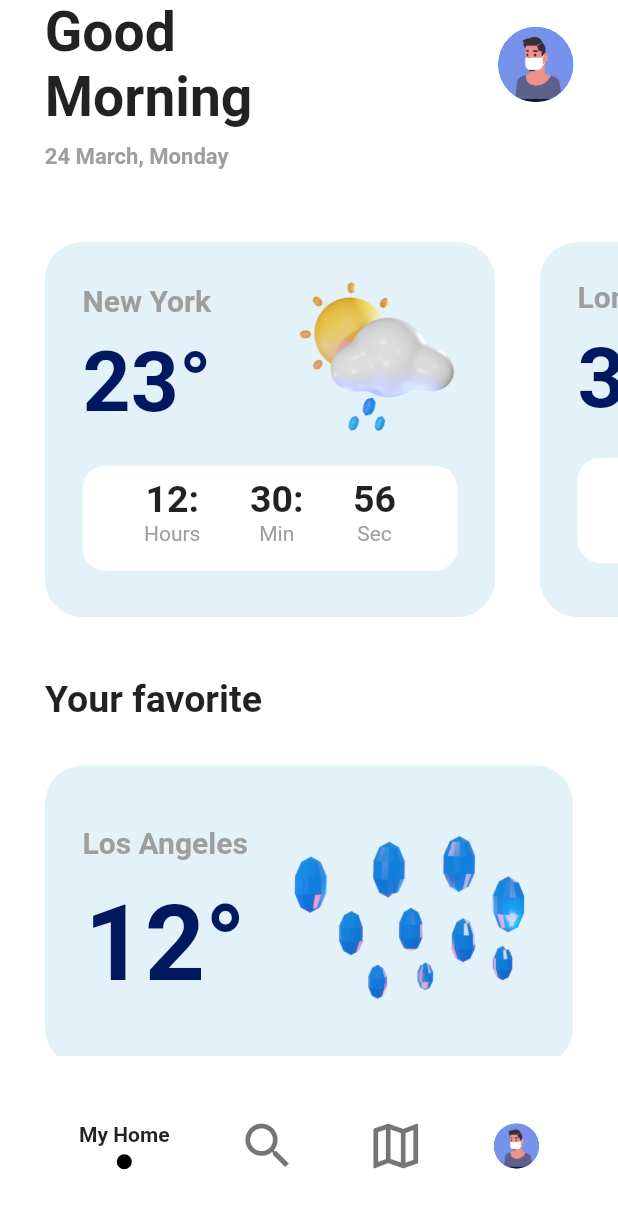
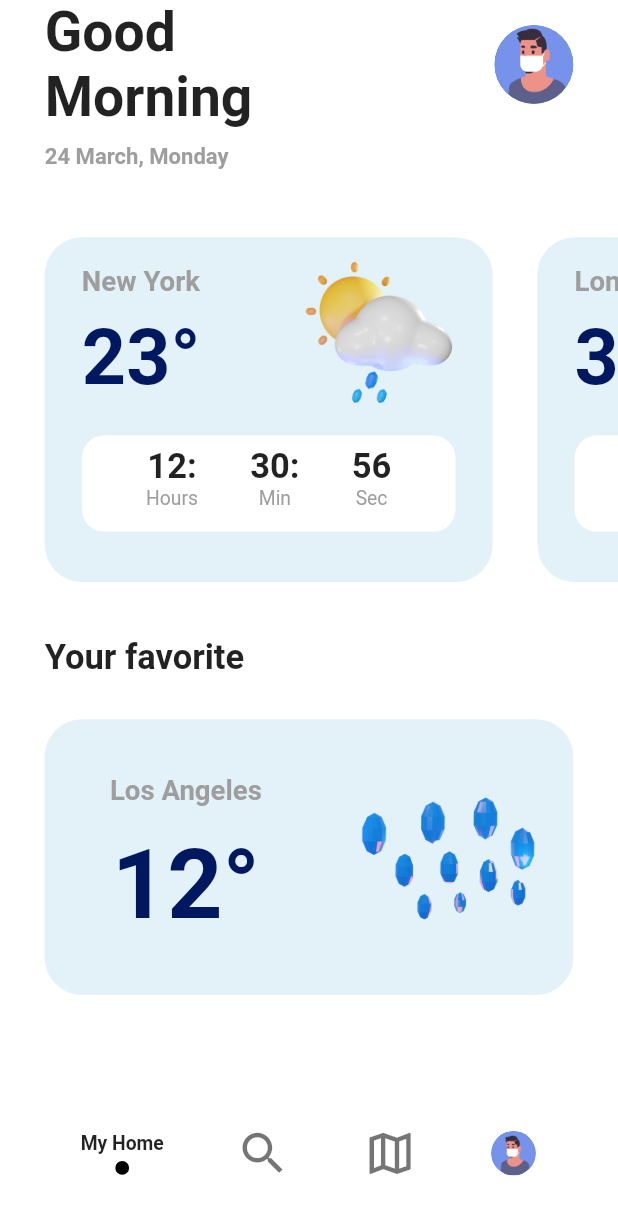
Before and after one commit to sameerkhan24/WeatherAppUI, a Flutter app: the screen it shows after launch, after a tap on "Explore", on a phone screen of 412 x 824 dp. Shown: the top 1215 px of the screen. Run offline on Flutter 3.47's test engine with Material 2 defaults, Android fonts, the light colour scheme and no system bars; our stand-ins replace fl_chart, font_awesome_flutter; missing offline and left inert: clip_shadow.

Commit message:
Made MenuScreen responsive for Portrait view

```diff
--- a/lib/homescreen.dart
+++ b/lib/homescreen.dart
@@ -195,10 +195,14 @@ class _HomeScreenState extends State<HomeScreen> {
                               ],
                             ),
                           ),
-                          const CircleAvatar(
-                            radius: 25,
-                            backgroundImage: AssetImage('assets/man.jpeg') ,
-                          )
+                          Container(
+                         height: 5.2714 * SizeConfig.heightMultiplier,
+                         width: 10.7294 * SizeConfig.widthMultiplier,
+                         child: CircleAvatar(
+
+                                backgroundImage: AssetImage('assets/man.jpeg') ,
+                              ),
+                       )
                         ],
                       ),
                     ),
--- a/lib/menucomponents/cityweathecard.dart
+++ b/lib/menucomponents/cityweathecard.dart
@@ -1,4 +1,5 @@
 import 'package:flutter/material.dart';
+import 'package:weatherappui/size_config.dart';
 
 class CityWeatherCard extends StatelessWidget {
     String place;
@@ -19,12 +20,17 @@ class CityWeatherCard extends StatelessWidget {
         Column(
           crossAxisAlignment: CrossAxisAlignment.start,
           children: [
-            Text(place,style: TextStyle(color: Colors.grey,fontWeight: FontWeight.bold,fontSize: 20),),
-            SizedBox(height: 10,),
-            Text(temp,style: TextStyle(fontSize: 56,color: Color(0xFF00185F),fontWeight: FontWeight.bold),),
+            Text(place,style: TextStyle(color: Colors.grey,fontWeight: FontWeight.bold,fontSize: 2.23214 * SizeConfig.textMultiplier),),
+            SizedBox(height: 1.116 * SizeConfig.heightMultiplier,),
+            Text(temp,style: TextStyle(fontSize: 6.25 * SizeConfig.textMultiplier,color: Color(0xFF00185F),fontWeight: FontWeight.bold),),
           ],
         ),
-          Image.asset(imgurl,scale: 25,)
+          Container(child: Image.asset(
+            imgurl,
+            fit: BoxFit.contain,
+            height: 12 * SizeConfig.heightMultiplier
+            ),
+            )
       ],
     );
   }
--- a/lib/menucomponents/menutopbar.dart
+++ b/lib/menucomponents/menutopbar.dart
@@ -25,10 +25,14 @@ class MenuTopBar extends StatelessWidget {
                 fontWeight: FontWeight.bold
               ),
               ),
-              CircleAvatar(
-                      radius: 25,
-                      backgroundImage: AssetImage('assets/man.jpeg') ,
-                    )
+              Container(
+                         height: 8.5714 * SizeConfig.heightMultiplier,
+                         width: 12.7294 * SizeConfig.widthMultiplier,
+                         child: CircleAvatar(
+                                radius: 20,
+                                backgroundImage: AssetImage('assets/man.jpeg') ,
+                              ),
+                       )
             ],
           ),
         ),
--- a/lib/menucomponents/weathercard.dart
+++ b/lib/menucomponents/weathercard.dart
@@ -1,5 +1,7 @@
 import 'package:flutter/material.dart';
 import 'package:weatherappui/menucomponents/cityweathecard.dart';
+
+import '../size_config.dart';
 
 class WeatherCard extends StatelessWidget {
 
@@ -17,47 +19,47 @@ class WeatherCard extends StatelessWidget {
   @override
   Widget build(BuildContext context) {
     return Container(
-      height: 250,
-      width: 300,
+      height: 27.9 * SizeConfig.heightMultiplier,
+      width: 72.4637 * SizeConfig.widthMultiplier,
       decoration: BoxDecoration(
         color: Color(0xFFE3F1F9),
         borderRadius: BorderRadius.circular(25)
       ),
       child: Padding(
-        padding: const EdgeInsets.all(25.0),
+        padding: EdgeInsets.symmetric(horizontal:6 * SizeConfig.widthMultiplier,vertical:1.79 * SizeConfig.heightMultiplier,),
         child: Column(
           crossAxisAlignment: CrossAxisAlignment.start,
           children: [
           CityWeatherCard(place: place,temp: temp,imgurl: imgurl,),
-          SizedBox(height: 20,),
+          SizedBox(height: 2.23214 * SizeConfig.heightMultiplier,),
           Container(
-            height: 70,
+            height: 7.8125 * SizeConfig.heightMultiplier,
             width: double.infinity,
             decoration: BoxDecoration(
               color: Colors.white,
               borderRadius: BorderRadius.circular(15)
             ),
             child: Padding(
-              padding: const EdgeInsets.all(8.0),
+              padding: EdgeInsets.symmetric(vertical:0.89285 * SizeConfig.heightMultiplier,horizontal: 1.93236 * SizeConfig.widthMultiplier),
               child: Row(
                 mainAxisAlignment: MainAxisAlignment.spaceEvenly,
                 children: [
                   Column(
                     children: [
-                      Text('12:',style: TextStyle(fontSize: 25,fontWeight: FontWeight.bold),),
-                      Text('Hours',style: TextStyle(color: Colors.grey),)
+                      Text('12:',style: TextStyle(fontSize: 2.79 * SizeConfig.heightMultiplier,fontWeight: FontWeight.bold),),
+                      Text('Hours',style: TextStyle(fontSize:1.5625 * SizeConfig.heightMultiplier,color: Colors.grey),)
                     ],
                   ),
                   Column(
                     children: [
-                      Text('30:',style: TextStyle(fontSize: 25,fontWeight: FontWeight.bold),),
-                      Text('Min',style: TextStyle(color: Colors.grey),)
+                      Text('30:',style: TextStyle(fontSize: 2.79 * SizeConfig.heightMultiplier,fontWeight: FontWeight.bold),),
+                      Text('Min',style: TextStyle(fontSize:1.5625 * SizeConfig.heightMultiplier,color: Colors.grey),)
                     ],
                   ),
                   Column(
                     children: [
-                      Text('56',style: TextStyle(fontSize: 25,fontWeight: FontWeight.bold),),
-                      Text('Sec',style: TextStyle(color: Colors.grey),)
+                      Text('56',style: TextStyle(fontSize: 2.79 * SizeConfig.heightMultiplier,fontWeight: FontWeight.bold),),
+                      Text('Sec',style: TextStyle(fontSize:1.5625 * SizeConfig.heightMultiplier,color: Colors.grey),)
                     ],
                   ),
                 ],
--- a/lib/menuscreen.dart
+++ b/lib/menuscreen.dart
@@ -7,6 +7,7 @@ import 'package:flutter/rendering.dart';
 import 'package:flutter/widgets.dart';
 import 'package:weatherappui/menucomponents/menutopbar.dart';
 import 'package:weatherappui/menucomponents/weathercard.dart';
+import 'package:weatherappui/size_config.dart';
 import 'package:weatherappui/weatherscreen.dart';
 
 class MenuScreen extends StatelessWidget {
@@ -24,35 +25,40 @@ class MenuScreen extends StatelessWidget {
               crossAxisAlignment: CrossAxisAlignment.start,
               children: [
                 MenuTopBar(),
-                SizedBox(height: 40,),
+                SizedBox(height: 4.46428 * SizeConfig.heightMultiplier,),
                 WeatherCardScroll(),
-                SizedBox(height: 10,),
+                SizedBox(height: 1.116 * SizeConfig.heightMultiplier,),
                 Padding(
-                  padding: const EdgeInsets.symmetric(horizontal:30.0,vertical: 30),
-                  child: Text('Your favorite',style: TextStyle(fontSize: 25,fontWeight: FontWeight.bold),),
+                  padding: EdgeInsets.symmetric(horizontal:7.23637 * SizeConfig.widthMultiplier,vertical: 3.348214 * SizeConfig.heightMultiplier),
+                  child: Text('Your favorite',style: TextStyle(fontSize: 2.79 * SizeConfig.heightMultiplier,fontWeight: FontWeight.bold),),
                 ),
                 Padding(
-                  padding: const EdgeInsets.symmetric(horizontal:30.0),
+                  padding: EdgeInsets.symmetric(horizontal:7.23637 * SizeConfig.widthMultiplier),
                   child: Container(
                     width: double.infinity,
-                    height: 200,
+                    height: 22.3214 * SizeConfig.heightMultiplier,
                     decoration: BoxDecoration(
                     color: Color(0xFFE3F1F9),
                     borderRadius: BorderRadius.circular(25)
                       ),
                     child: Row(
+                      mainAxisAlignment: MainAxisAlignment.spaceAround,
                       children: [
                         Padding(
-                          padding: const EdgeInsets.all(25.0),
+                          padding: EdgeInsets.symmetric(vertical: 2.79 * SizeConfig.heightMultiplier,horizontal: 6 * SizeConfig.widthMultiplier),
                           child: Column(
                             mainAxisAlignment: MainAxisAlignment.spaceEvenly,
                             children: [
-                              Text('Los Angeles',style: TextStyle(color: Colors.grey,fontWeight: FontWeight.bold,fontSize: 20),),
-              Text('12°',style: TextStyle(fontSize: 70,color: Color(0xFF00185F),fontWeight: FontWeight.bold),),
+                              Text('Los Angeles',style: TextStyle(color: Colors.grey,fontWeight: FontWeight.bold,fontSize: 2.23214 * SizeConfig.heightMultiplier),),
+              Text('12°',style: TextStyle(fontSize: 7.8125 * SizeConfig.heightMultiplier,color: Color(0xFF00185F),fontWeight: FontWeight.bold),),
                             ],
                           ),
                         ),
-                        Image.asset('assets/39.png',scale: 10,)
+                        Container(child: Image.asset(
+                          'assets/39.png',
+                          fit: BoxFit.contain,
+                          height: 11.16 * SizeConfig.heightMultiplier,
+                          ))
                       ],
                     ),
                   ),
@@ -63,9 +69,9 @@ class MenuScreen extends StatelessWidget {
         ),
       ),
       bottomNavigationBar: Padding(
-        padding: const EdgeInsets.symmetric(vertical:10.0,horizontal: 30),
+        padding: EdgeInsets.symmetric(vertical:1.116 * SizeConfig.heightMultiplier,horizontal: 7.23637 * SizeConfig.widthMultiplier),
         child: Container(
-          height: 100,
+          height: 11.16 * SizeConfig.heightMultiplier,
           width: double.infinity,
           child: Row(
             mainAxisAlignment: MainAxisAlignment.spaceAround,
@@ -73,11 +79,11 @@ class MenuScreen extends StatelessWidget {
                       Column(
                         mainAxisAlignment: MainAxisAlignment.center,
                         children: [
-                        const Text('My Home',style: TextStyle(fontWeight: FontWeight.bold)),
-                        const SizedBox(height: 5,),
+                          Text('My Home',style: TextStyle(fontSize:1.5625 * SizeConfig.heightMultiplier,fontWeight: FontWeight.bold)),
+                          SizedBox(height: 0.558 * SizeConfig.heightMultiplier,),
                         Container(
-                        height: 10,
-                        width: 10,
+                        height: 1.116 * SizeConfig.heightMultiplier,
+                        width: 2.4154 * SizeConfig.widthMultiplier,
                         decoration: const BoxDecoration(
                         shape: BoxShape.circle,
                         color: Colors.black
@@ -85,12 +91,16 @@ class MenuScreen extends StatelessWidget {
                         ),
                         ],
                       ),
-                      Icon(Icons.search_outlined,color: Colors.black54,size: 40,),
-                      Icon(Icons.map_outlined,color: Colors.black54,size: 40,),
-                      const CircleAvatar(
-                              radius: 15,
-                              backgroundImage: AssetImage('assets/man.jpeg') ,
-                            )
+                      Icon(Icons.search_outlined,color: Colors.black54,size: 4.4642 * SizeConfig.heightMultiplier,),
+                      Icon(Icons.map_outlined,color: Colors.black54,size: 4.4642 * SizeConfig.heightMultiplier,),
+                       Container(
+                         height: 3.5714 * SizeConfig.heightMultiplier,
+                         width: 7.7294 * SizeConfig.widthMultiplier,
+                         child: CircleAvatar(
+                                radius: 20,
+                                backgroundImage: AssetImage('assets/man.jpeg') ,
+                              ),
+                       )
             ],),
         ),
       ),
@@ -110,7 +120,7 @@ class WeatherCardScroll extends StatelessWidget {
       child: Row(
         children: [
           Padding(
-            padding: const EdgeInsets.only(left: 30.0),
+            padding: EdgeInsets.only(left: 7.24637 * SizeConfig.widthMultiplier),
             child: GestureDetector(
               onTap: (){Navigator.push(context, MaterialPageRoute(builder: (context){return WeatherScreen();}));},
               child: WeatherCard(place: 'New York',temp: '23°',imgurl: 'assets/8.png',)),
@@ -118,7 +128,7 @@ class WeatherCardScroll extends StatelessWidget {
           GestureDetector(
             onTap: (){Navigator.push(context, MaterialPageRoute(builder: (context){return WeatherScreen();}));},
             child: Padding(
-              padding: const EdgeInsets.only(left: 30.0),
+              padding: EdgeInsets.only(left: 7.24637 * SizeConfig.widthMultiplier),
               child: WeatherCard(place: 'London',temp: '30°',imgurl: 'assets/27.png',),
             ),
           ),
```
